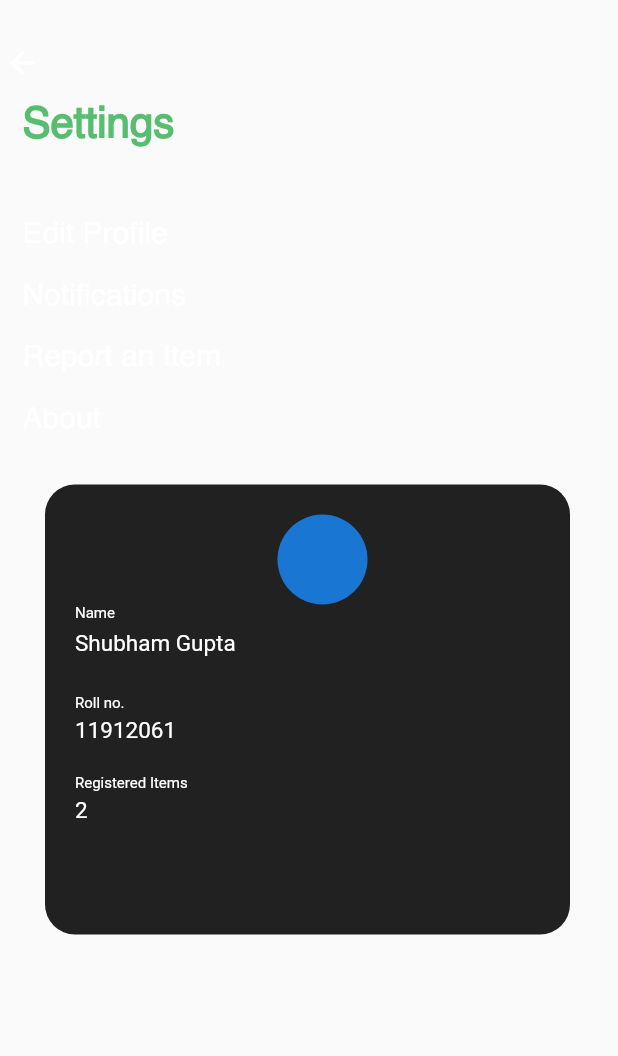
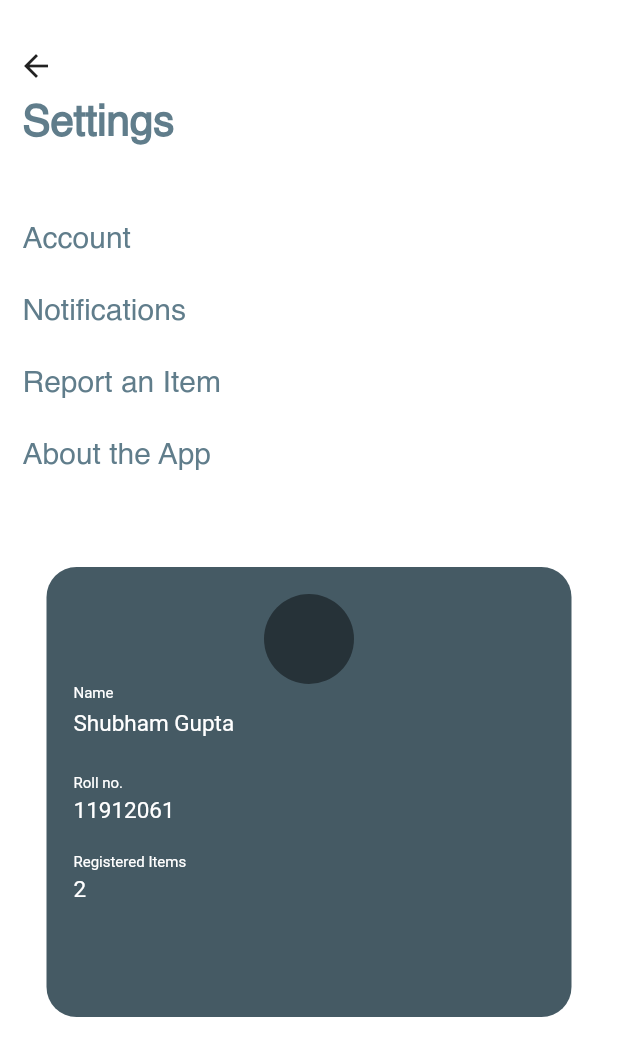
Before and after one commit to shubhamynr22/PP, a Flutter app: the Settings screen opened directly, on a phone screen of 412 x 824 dp. Shown: the top 1056 px of the screen. Run offline on Flutter 3.47's test engine with Material 2 defaults, Android fonts, the phone set to English and light mode, and no system bars; our stand-ins replace firebase_auth, firebase_core; missing offline and left inert: barcode_scan; accounts and stored records are empty.

Commit message:
added auth(signin anounymous and email) and settings page edit

```diff
--- a/lib/main.dart
+++ b/lib/main.dart
@@ -1,15 +1,49 @@
+import 'package:PP/screens/Personal.dart';
+import 'package:PP/screens/homepage.dart';
 import 'package:PP/screens/login/signin2.dart';
+import 'package:PP/screens/login/signup.dart';
+import 'package:PP/screens/settings/settings.dart';
+import 'package:PP/services/auth.dart';
+import 'package:firebase_auth/firebase_auth.dart';
+import 'package:firebase_core/firebase_core.dart';
 
 import 'package:flutter/material.dart';
+import 'package:provider/provider.dart';
 
-void main() => runApp(MyApp());
+void main() async {
+  WidgetsFlutterBinding.ensureInitialized();
+  await Firebase.initializeApp();
+
+  runApp(MyApp());
+}
+
+class App extends StatefulWidget {
+  @override
+  _AppState createState() => _AppState();
+}
+
+class _AppState extends State<App> {
+  @override
+  AuthService _authService = AuthService();
+  Widget build(BuildContext context) {
+    return MaterialApp(
+      home: Settings(),
+      // StreamBuilder(
+      //     stream: FirebaseAuth.instance.authStateChanges(),
+      //     builder: (context, snap) {
+      //       if (snap.hasData) {
+      //         return CommonPage();
+      //       } else {
+      //         return SignIn();
+      //       }
+      //     }),
+    );
+  }
+}
 
 class MyApp extends StatelessWidget {
   @override
   Widget build(BuildContext context) {
-    return MaterialApp(
-      debugShowCheckedModeBanner: false,
-      home: SignIn(),
-    );
+    return App();
   }
 }
--- a/lib/screens/settings/settings.dart
+++ b/lib/screens/settings/settings.dart
@@ -3,83 +3,126 @@ import 'package:flutter/material.dart';
 class Settings extends StatelessWidget {
   @override
   Widget build(BuildContext context) {
-    return Container(
-        child: Column(
+    return Scaffold(
+      backgroundColor: Colors.white,
+      // appBar: AppBar(
+      //   backgroundColor: Colors.blueGrey,
+      //   title: Text('Settings'),
+      // ),
+      body: Column(
         crossAxisAlignment: CrossAxisAlignment.start,
         children: <Widget>[
+          SizedBox(
+            height: 20,
+          ),
           Container(
-          padding: EdgeInsets.fromLTRB(3, 30, 0, 0),
-          child: Icon(
-            Icons.arrow_back,
-            color: Colors.white,
+            child: IconButton(
+              onPressed: () {},
+              icon: Icon(Icons.arrow_back),
             ),
           ),
           Container(
-          padding: EdgeInsets.fromLTRB(15, 15, 0, 50),
+            padding: EdgeInsets.fromLTRB(15, 0, 0, 40),
             child: Text(
               'Settings',
               style: TextStyle(
-              color: Color(0xff57BE70),
+                decoration: TextDecoration.none,
+                color: Colors.blueGrey,
                 fontSize: 28,
                 fontWeight: FontWeight.w900,
                 fontFamily: 'Helvetica',
               ),
             ),
           ),
+          FlatButton(
+            padding: EdgeInsets.all(0),
+            onPressed: () {},
+            child: Row(
+              children: [
                 Container(
-          padding: EdgeInsets.fromLTRB(15, 0, 0, 3),
+                  padding: EdgeInsets.fromLTRB(15, 0, 0, 0),
                   child: Text(
-            'Edit Profile',
+                    'Account',
                     style: TextStyle(
-              color: Colors.white,
+                      color: Colors.blueGrey,
                       fontSize: 20,
                       fontWeight: FontWeight.w500,
                       fontFamily: 'Helvetica',
                     ),
                   ),
                 ),
+              ],
+            ),
+          ),
+          FlatButton(
+            padding: EdgeInsets.all(0),
+            onPressed: () {},
+            child: Row(
+              children: [
                 Container(
-          padding: EdgeInsets.fromLTRB(15, 18, 0, 3),
+                  padding: EdgeInsets.fromLTRB(15, 0, 0, 0),
                   child: Text(
                     'Notifications',
                     style: TextStyle(
-              color: Colors.white,
+                      color: Colors.blueGrey,
                       fontSize: 20,
                       fontWeight: FontWeight.w500,
                       fontFamily: 'Helvetica',
                     ),
                   ),
                 ),
+              ],
+            ),
+          ),
+          FlatButton(
+            padding: EdgeInsets.all(0),
+            onPressed: () {},
+            child: Row(
+              children: [
                 Container(
-          padding: EdgeInsets.fromLTRB(15, 18, 0, 3),
+                  padding: EdgeInsets.fromLTRB(15, 0, 0, 0),
                   child: Text(
                     'Report an Item',
                     style: TextStyle(
-              color: Colors.white,
+                      color: Colors.blueGrey,
                       fontSize: 20,
                       fontWeight: FontWeight.w500,
                       fontFamily: 'Helvetica',
                     ),
                   ),
                 ),
+              ],
+            ),
+          ),
+          FlatButton(
+            padding: EdgeInsets.all(0),
+            onPressed: () {},
+            child: Row(
+              children: [
                 Container(
-          padding: EdgeInsets.fromLTRB(15, 18, 0, 3),
+                  padding: EdgeInsets.fromLTRB(15, 0, 0, 0),
                   child: Text(
-            'About',
+                    'About the App',
                     style: TextStyle(
-              color: Colors.white,
+                      color: Colors.blueGrey,
                       fontSize: 20,
                       fontWeight: FontWeight.w500,
                       fontFamily: 'Helvetica',
                     ),
                   ),
                 ),
-        Container(
+              ],
+            ),
+          ),
+          SizedBox(
+            height: 50,
+          ),
+          Center(
+            child: Container(
+              padding: EdgeInsets.all(18),
               decoration: BoxDecoration(
-              color: Colors.grey[900],
+                  color: Colors.blueGrey[700],
                   borderRadius: BorderRadius.all(Radius.circular(20.0))),
-          margin: EdgeInsetsDirectional.fromSTEB(30, 30, 0, 0),
-          padding: EdgeInsets.fromLTRB(20, 20, 0, 0),
               height: 300,
               width: 350,
               child: Column(
@@ -89,6 +132,7 @@ class Settings extends StatelessWidget {
                     child: CircleAvatar(
                       //backgroundImage:
                       // AssetImage('assets/SharedScreenshot.jpg'),
+                      backgroundColor: Colors.blueGrey[900],
                       radius: 30,
                     ),
                   ),
@@ -152,7 +196,9 @@ class Settings extends StatelessWidget {
                 ],
               ),
             ),
+          ),
         ],
-    ));
+      ),
+    );
   }
 }
--- a/pubspec.yaml
+++ b/pubspec.yaml
@@ -32,6 +32,8 @@ dependencies:
   qr_flutter: ^3.2.0
   firebase_auth: ^0.18.3+1
   cloud_firestore: ^0.14.3+1
+  firebase_core: ^0.5.2+1
+  provider:
 
 dev_dependencies:
   flutter_test:
```
Also changed, not shown: lib/screens/Personal.dart (+6 -7 lines), lib/screens/homepage.dart (+10 -0 lines), lib/screens/login/signin2.dart (+10 -1 lines), lib/services/auth.dart (+23 -0 lines), lib/screens/settings/notificationsettings.dart (renamed from lib/screens/login/notificationsettings.dart), pubspec.lock. Lines whose indentation alone changed are shown as unchanged.
